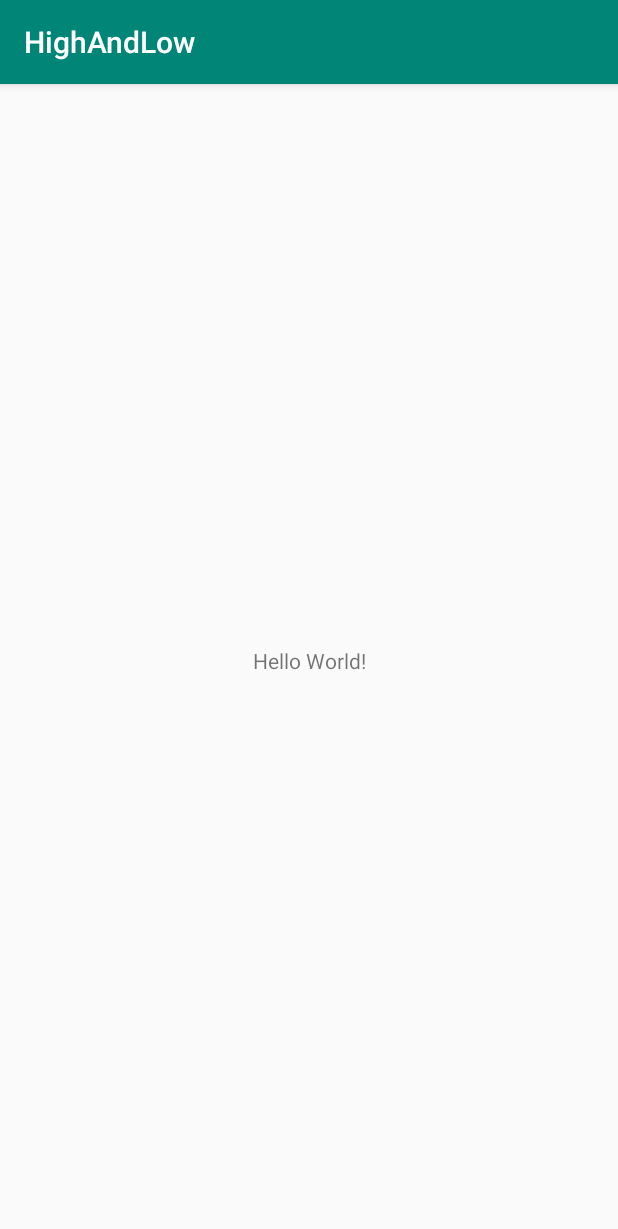
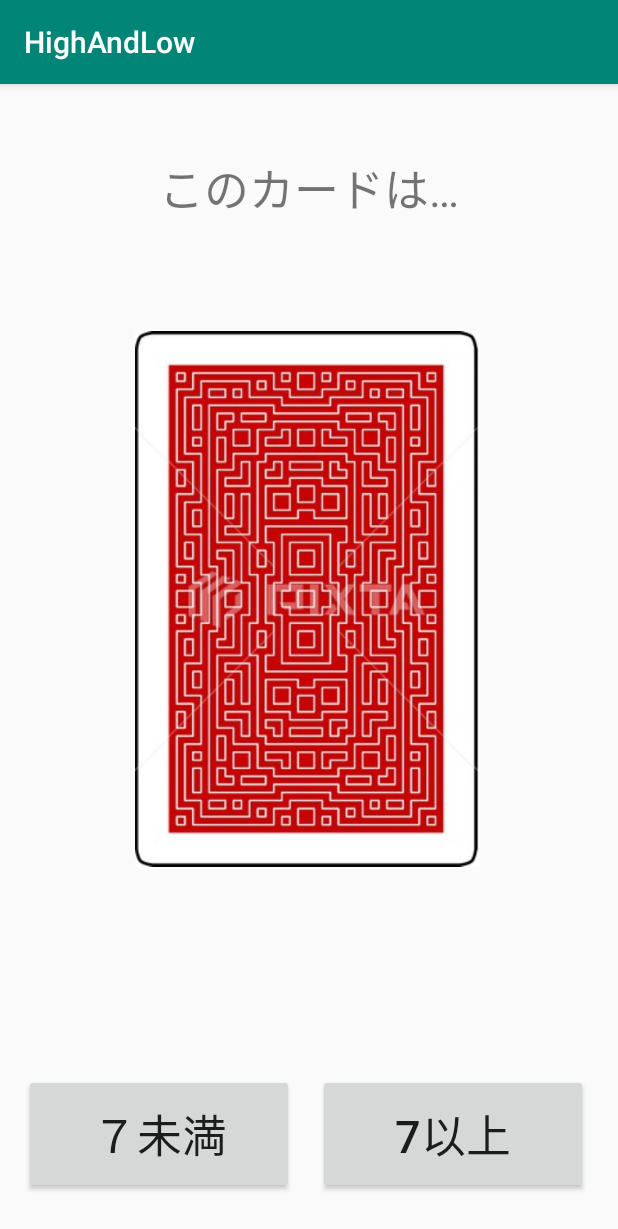
Before and after one commit to ryoikijisshu/HighAndLow, an Android app: the screen it shows after launch (MainActivity), on a phone screen of 412 x 824 dp. Shown: the top 1229 px of the screen. Run offline under Robolectric (Android 15) with nearby library versions, the phone set to English and light mode, and no system bars.

Commit message:
High&Lowアプリが完成しました

```diff
--- a/app/build.gradle
+++ b/app/build.gradle
@@ -24,7 +24,7 @@ android {
 
 dependencies {
     implementation fileTree(dir: 'libs', include: ['*.jar'])
-    implementation"org.jetbrains.kotlin:kotlin-stdlib-jdk7:$kotlin_version"
+    implementation "org.jetbrains.kotlin:kotlin-stdlib-jdk7:$kotlin_version"
     implementation 'com.android.support:appcompat-v7:28.0.0'
     implementation 'com.android.support.constraint:constraint-layout:1.1.3'
     testImplementation 'junit:junit:4.12'
--- a/app/src/main/AndroidManifest.xml
+++ b/app/src/main/AndroidManifest.xml
@@ -9,6 +9,8 @@
             android:roundIcon="@mipmap/ic_launcher_round"
             android:supportsRtl="true"
             android:theme="@style/AppTheme">
+        <activity android:name=".resultactivity">
+        </activity>
         <activity android:name=".MainActivity">
             <intent-filter>
                 <action android:name="android.intent.action.MAIN"/>
--- a/app/src/main/res/layout/activity_main.xml
+++ b/app/src/main/res/layout/activity_main.xml
@@ -7,13 +7,38 @@
         android:layout_height="match_parent"
         tools:context=".MainActivity">
 
+    <Button
+            android:text="７未満"
+            android:layout_width="180dp"
+            android:layout_height="80dp"
+            android:id="@+id/button1" app:layout_constraintStart_toStartOf="parent" android:layout_marginLeft="8dp"
+            android:layout_marginStart="8dp" app:layout_constraintEnd_toEndOf="parent" android:layout_marginEnd="8dp"
+            android:layout_marginRight="8dp" android:layout_marginTop="8dp" app:layout_constraintTop_toTopOf="parent"
+            android:layout_marginBottom="8dp" app:layout_constraintBottom_toBottomOf="parent"
+            app:layout_constraintHorizontal_bias="0.037" app:layout_constraintVertical_bias="0.97"
+            android:textAppearance="@style/TextAppearance.AppCompat.Body1" android:textSize="30sp"/>
+    <Button
+            android:text="7以上"
+            android:layout_width="180dp"
+            android:layout_height="80dp"
+            android:id="@+id/button2" app:layout_constraintStart_toEndOf="@+id/button1" android:layout_marginLeft="16dp"
+            android:layout_marginStart="16dp"
+            app:layout_constraintTop_toTopOf="@+id/button1" android:textSize="30sp"/>
+    <ImageView
+            android:layout_width="230dp"
+            android:layout_height="380dp" app:srcCompat="@drawable/back"
+            app:layout_constraintStart_toStartOf="parent" app:layout_constraintEnd_toEndOf="parent"
+            android:id="@+id/imageView2" app:layout_constraintHorizontal_bias="0.495" android:layout_marginTop="8dp"
+            android:layout_marginBottom="8dp"
+            app:layout_constraintBottom_toBottomOf="parent" app:layout_constraintVertical_bias="0.197"
+            app:layout_constraintTop_toBottomOf="@+id/textView"/>
     <TextView
-            android:layout_width="wrap_content"
-            android:layout_height="wrap_content"
-            android:text="Hello World!"
-            app:layout_constraintBottom_toBottomOf="parent"
-            app:layout_constraintLeft_toLeftOf="parent"
-            app:layout_constraintRight_toRightOf="parent"
-            app:layout_constraintTop_toTopOf="parent"/>
+            android:text="このカードは…"
+            android:layout_width="232dp"
+            android:layout_height="43dp"
+            app:layout_constraintStart_toStartOf="parent" app:layout_constraintEnd_toEndOf="parent"
+            android:id="@+id/textView" app:layout_constraintBottom_toBottomOf="parent" android:layout_marginTop="8dp"
+            app:layout_constraintTop_toTopOf="parent"
+            app:layout_constraintVertical_bias="0.054" android:textSize="30sp" android:gravity="center"/>
 
 </android.support.constraint.ConstraintLayout>
```
Also changed, not shown: app/src/main/java/kgu/klab/highandlow/MainActivity.kt (+17 -0 lines), app/src/main/java/kgu/klab/highandlow/resultactivity.kt (added, +52 -0 lines), app/src/main/res/layout/activity_resultactivity.xml (added, +34 -0 lines), app/src/main/res/drawable/back.jpg (added), app/src/main/res/drawable/eight.jpg (added), app/src/main/res/drawable/eleven.jpg (added), app/src/main/res/drawable/five.jpg (added), app/src/main/res/drawable/four.jpg (added), app/src/main/res/drawable/nine.jpg (added), app/src/main/res/drawable/one.jpg (added), app/src/main/res/drawable/seven.jpg (added), app/src/main/res/drawable/six.jpg (added), app/src/main/res/drawable/ten.jpg (added), app/src/main/res/drawable/thirteen.jpg (added), 3 more files.
